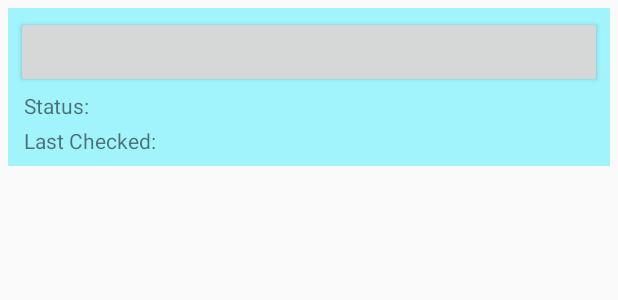
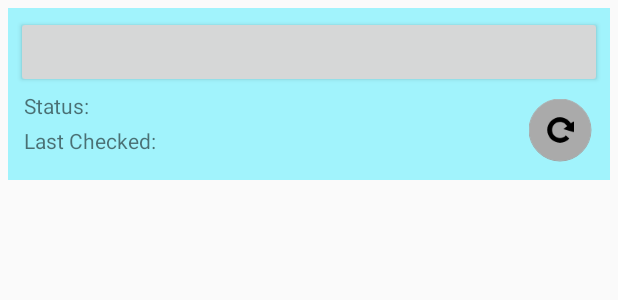
Before and after one commit to kjpc-tech/MONITor, an Android app: the layout view_monitor_connection.xml on its own in the app's theme, with its tools: preview values and no code run, on a phone screen of 412 x 824 dp. Shown: the top 300 px of the screen. Run offline under Robolectric (Android 15) with nearby library versions, the phone set to English and light mode, and no system bars.

Commit message:
Moved reload button to each connection view.

```diff
--- a/app/src/main/res/layout/view_monitor_connection.xml
+++ b/app/src/main/res/layout/view_monitor_connection.xml
@@ -1,5 +1,6 @@
 <?xml version="1.0" encoding="utf-8"?>
 <LinearLayout xmlns:android="http://schemas.android.com/apk/res/android"
+    xmlns:app="http://schemas.android.com/apk/res-auto"
     android:layout_width="match_parent"
     android:layout_height="wrap_content"
     android:layout_margin="5dp"
@@ -12,9 +13,19 @@
         android:layout_width="match_parent"
         android:layout_height="wrap_content" />
 
-    <LinearLayout
+    <GridLayout
         android:layout_width="match_parent"
         android:layout_height="match_parent"
+        android:columnCount="2"
+        android:rowCount="2">
+
+        <LinearLayout
+            android:layout_width="wrap_content"
+            android:layout_height="wrap_content"
+            android:layout_column="0"
+            android:layout_columnSpan="1"
+            android:layout_row="0"
+            android:layout_rowSpan="1"
             android:orientation="horizontal"
             android:paddingBottom="2dp"
             android:paddingTop="2dp">
@@ -35,8 +46,12 @@
         </LinearLayout>
 
         <LinearLayout
-        android:layout_width="match_parent"
-        android:layout_height="match_parent"
+            android:layout_width="wrap_content"
+            android:layout_height="wrap_content"
+            android:layout_column="0"
+            android:layout_columnSpan="1"
+            android:layout_row="1"
+            android:layout_rowSpan="1"
             android:orientation="horizontal"
             android:paddingBottom="2dp"
             android:paddingTop="2dp">
@@ -54,6 +69,26 @@
                 android:layout_height="wrap_content"
                 android:paddingLeft="5dp"
                 android:paddingRight="5dp" />
+
         </LinearLayout>
 
+        <android.support.design.widget.FloatingActionButton
+            android:id="@+id/view_connection_button_refresh"
+            android:layout_width="wrap_content"
+            android:layout_height="wrap_content"
+            android:layout_column="1"
+            android:layout_columnSpan="1"
+            android:layout_gravity="right|center_vertical"
+            android:layout_row="0"
+            android:layout_rowSpan="2"
+            android:clickable="true"
+            android:scaleType="center"
+            android:scaleX=".75"
+            android:scaleY=".75"
+            app:backgroundTint="@color/color_action_button"
+            app:elevation="0dp"
+            app:srcCompat="@drawable/ic_reload" />
+
+    </GridLayout>
+
 </LinearLayout>
```
Also changed, not shown: app/src/main/java/tech/kjpc/monitor/MONITorCheckerService.java (+20 -5 lines), app/src/main/java/tech/kjpc/monitor/MONITorMainActivity.java (+21 -9 lines), app/src/main/res/layout/activity_monitor_main.xml (+0 -11 lines). Lines whose indentation alone changed are shown as unchanged.
